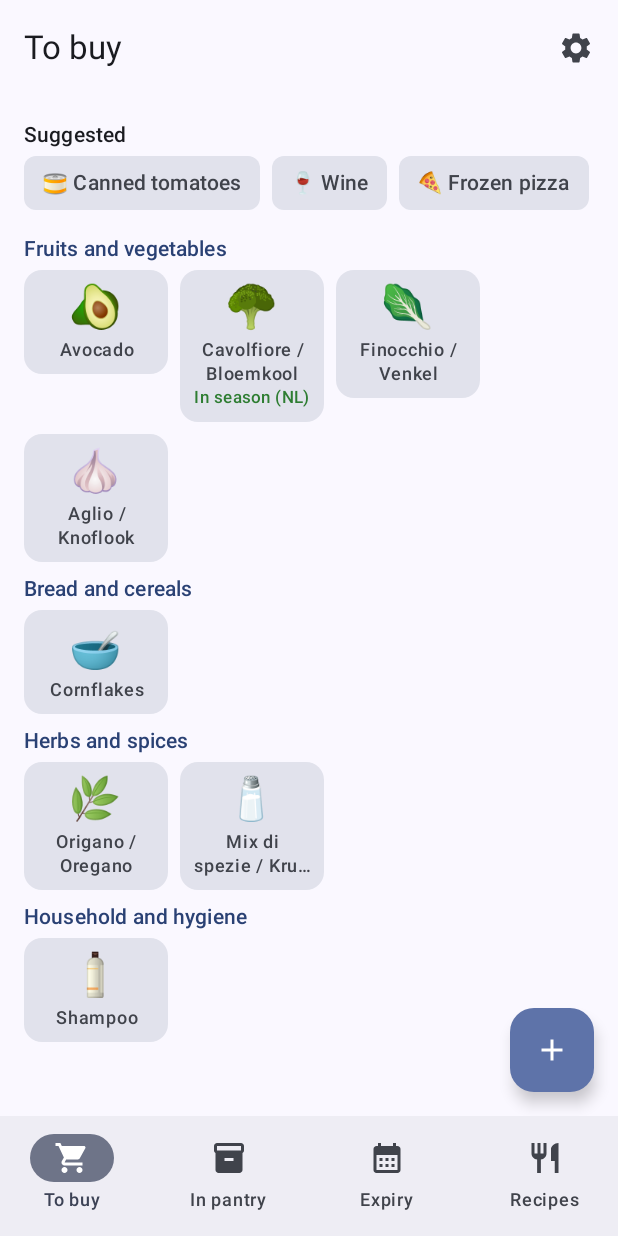
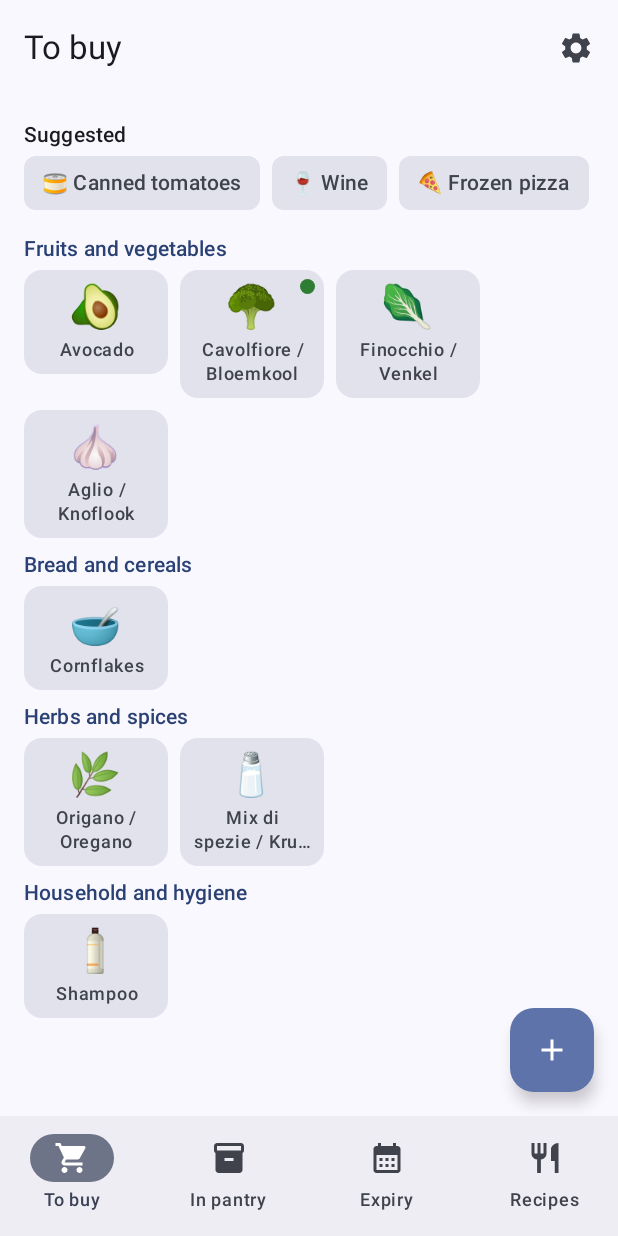
Before and after one commit to alessiomartini/grocery-list, an Android app built with Jetpack Compose: the MainPager screen opened through its navigation route, after a tap on an icon or button, on a phone screen of 412 x 824 dp. Run offline under Robolectric (Android 15) with nearby library versions, the phone set to English and light mode, and no system bars; our stand-ins replace Room's generated code; 3 other taps on this screen came first.

Commit message:
Scheda alimento: bollino di stagione in alto a destra (#15)
Co-authored-by: Claude Sonnet 5.5 <noreply@anthropic.com>

```diff
--- a/app/src/main/java/com/alessiomartini/dispensa/ui/list/ItemTile.kt
+++ b/app/src/main/java/com/alessiomartini/dispensa/ui/list/ItemTile.kt
@@ -2,7 +2,13 @@ package com.alessiomartini.dispensa.ui.list
 
 import androidx.compose.foundation.ExperimentalFoundationApi
 import androidx.compose.foundation.combinedClickable
+import androidx.compose.foundation.background
+import androidx.compose.foundation.layout.Box
 import androidx.compose.foundation.layout.Column
+import androidx.compose.foundation.layout.size
+import androidx.compose.foundation.shape.CircleShape
+import androidx.compose.ui.semantics.contentDescription
+import androidx.compose.ui.semantics.semantics
 import androidx.compose.foundation.layout.padding
 import androidx.compose.foundation.layout.width
 import androidx.compose.material3.Card
@@ -52,6 +58,7 @@ fun ItemTile(
             .width(96.dp)
             .combinedClickable(onClick = onTap, onLongClick = onLongPress)
     ) {
+        Box {
         Column(
             modifier = Modifier
                 .padding(8.dp)
@@ -69,15 +76,6 @@ fun ItemTile(
                 modifier = Modifier.padding(top = 4.dp)
             )
 
-            // Dutch seasonality; only for fruit/veg with a table entry (see FoodInfo).
-            FoodInfo.inSeason(item.name)?.let { inSeason ->
-                Text(
-                    text = stringResource(if (inSeason) R.string.season_in else R.string.season_out),
-                    style = MaterialTheme.typography.labelSmall,
-                    color = if (inSeason) Color(0xFF2E7D32) else Color(0xFF8D6E63)
-                )
-            }
-
             if (item.status == ItemStatus.IN_PANTRY) {
                 item.expiryDate?.let { expiryDate ->
                     val status = expiryStatusOf(expiryDate)
@@ -89,5 +87,19 @@ fun ItemTile(
                 }
             }
         }
+
+        // Dutch seasonality badge (top-right); only for fruit/veg with a table entry (see FoodInfo).
+        FoodInfo.inSeason(item.name)?.let { inSeason ->
+            val label = stringResource(if (inSeason) R.string.season_in else R.string.season_out)
+            Box(
+                modifier = Modifier
+                    .align(Alignment.TopEnd)
+                    .padding(6.dp)
+                    .size(10.dp)
+                    .background(if (inSeason) Color(0xFF2E7D32) else Color(0xFF8D6E63), CircleShape)
+                    .semantics { contentDescription = label }
+            )
+        }
+        }
     }
 }
```
Also changed, not shown: 1 other file.
